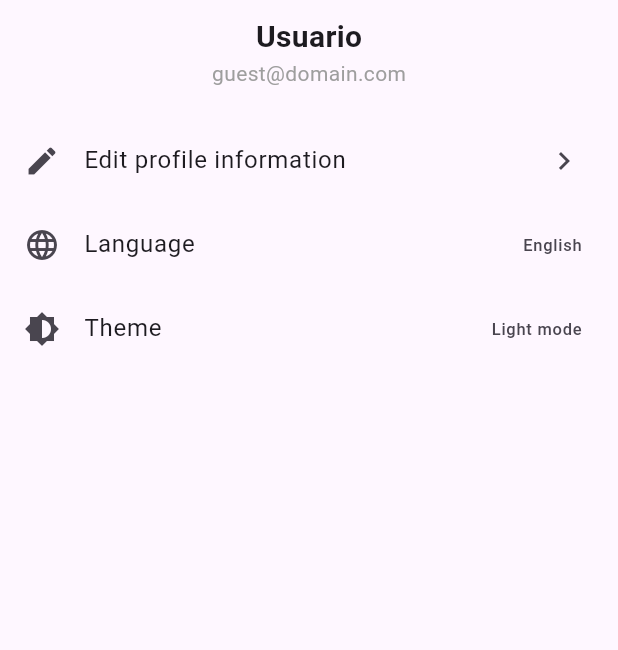
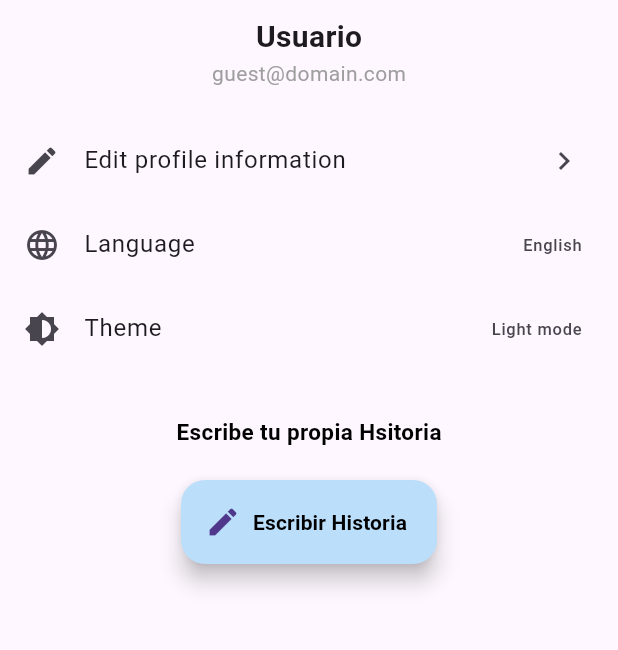
Before and after one commit to fernando527/Booki, a Flutter app: the Perfil screen opened directly, on a phone screen of 412 x 824 dp, the part 180-830 px from its top. Run offline on Flutter 3.47's test engine with Material 3 defaults, Android fonts, the phone set to English and light mode, and no system bars; our stand-ins replace cloud_firestore, firebase_core, get; accounts and stored records are empty.

Commit message:
botton para navegar a la pagina de creacion de historias

```diff
--- a/lib/paginas/main.dart
+++ b/lib/paginas/main.dart
@@ -1,4 +1,5 @@
 import 'package:booki/models/libros.dart';
+import 'package:booki/paginas/historiasPage.dart';
 import 'package:booki/paginas/libros.dart';
 import 'package:booki/paginas/screens/biblioteca.dart';
 import 'package:flutter/material.dart';
@@ -30,6 +31,7 @@ class MyApp extends StatelessWidget {
         'pantalla3': (context) => const Principal(),
         'pantalla4': (context) => const Biblioteca(),
         'Libros': (context) => const LibrosPage(),
+        'Escribir': (context) => const RedactarPage(),
       },
       home: Scaffold(
         appBar: AppBar(
--- a/lib/paginas/screens/perfil.dart
+++ b/lib/paginas/screens/perfil.dart
@@ -1,4 +1,6 @@
+import 'package:booki/paginas/historiasPage.dart';
 import 'package:flutter/material.dart';
+import 'package:get/get.dart';
 
 class Perfil extends StatelessWidget {
   const Perfil({super.key});
@@ -15,7 +17,7 @@ class Perfil extends StatelessWidget {
               const SizedBox(height: 20),
               const CircleAvatar(
                 radius: 50,
-                backgroundImage: AssetImage('assets/logo.png'),
+               backgroundImage: AssetImage('assets/logo.png'),
               ),
               const SizedBox(height: 10),
               const Text(
@@ -44,7 +46,29 @@ class Perfil extends StatelessWidget {
                 trailing: const Text('Light mode'),
                 onTap: () {},
               ),
-              const SizedBox(height: 20),
+              const SizedBox(height: 30),
+
+             Text('Escribe tu propia Hsitoria',
+             style: TextStyle(fontSize: 15,color: Colors.black,fontWeight: FontWeight.bold),
+             ),
+             const SizedBox(height: 22),
+
+             FloatingActionButton.extended(onPressed: (){
+              Navigator.push(
+                        context,
+                        MaterialPageRoute(
+                          builder: (context) => const RedactarPage(),
+                        ),
+                      );
+             },
+             icon: Icon(Icons.edit),
+             label: Text('Escribir Historia',
+             style: TextStyle(color: Colors.black,fontWeight: FontWeight.bold),
+
+
+             ),
+             backgroundColor: Colors.blue[100],
+             )
 
             ],
           ),
```
Also changed, not shown: lib/paginas/historiasPage.dart (added, +13 -0 lines), lib/paginas/registro.dart (+6 -6 lines).
